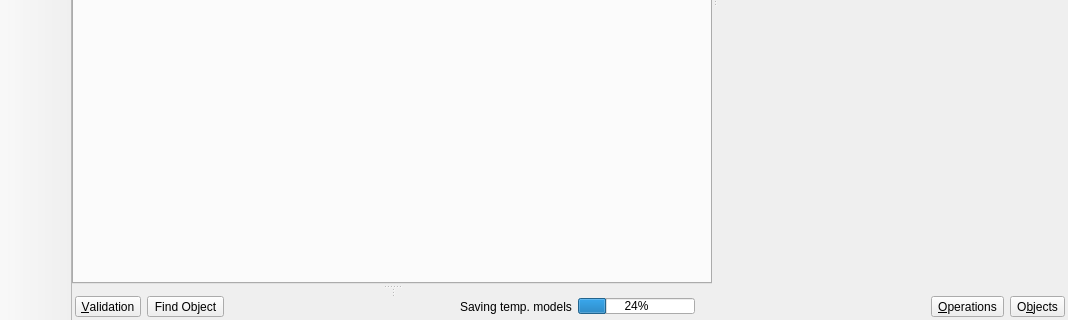
The window that libpgmodeler_ui/ui/mainwindow.ui (pgmodeler/pgmodeler) describes before a commit, drawn with Qt 5; both pictures show x 0 to 1068 and y 353 to 673 of the 1068 by 673 pixel window.
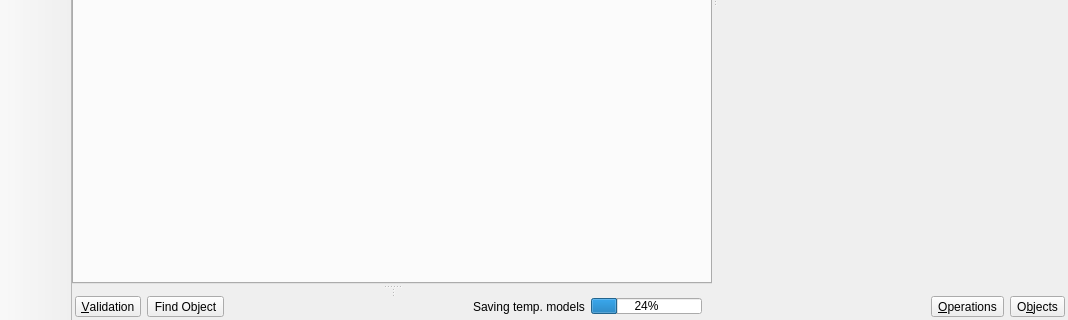
The same window after the commit. The open tabs and pages were chosen to show the change. Icons and pictures are not drawn.

Commit message: Added a widget that shows some info about the canvas and the selected objects at the bottom of main window in design view

Diff of the .ui file:
```diff
--- a/libpgmodeler_ui/ui/mainwindow.ui
+++ b/libpgmodeler_ui/ui/mainwindow.ui
@@ -382,7 +382,7 @@
              <property name="spacing">
               <number>0</number>
              </property>
-             <item row="0" column="6">
+             <item row="0" column="7">
               <spacer name="horizontalSpacer_2">
                <property name="orientation">
                 <enum>Qt::Horizontal</enum>
@@ -408,7 +408,7 @@
                </property>
               </spacer>
              </item>
-             <item row="0" column="5">
+             <item row="0" column="6">
               <widget class="QWidget" name="bg_saving_wgt" native="true">
                <property name="sizePolicy">
                 <sizepolicy hsizetype="Expanding" vsizetype="Preferred">
@@ -641,6 +641,22 @@
                </item>
               </layout>
              </item>
+             <item row="0" column="5">
+              <widget class="QWidget" name="canvas_info_parent" native="true">
+               <property name="minimumSize">
+                <size>
+                 <width>20</width>
+                 <height>0</height>
+                </size>
+               </property>
+               <property name="maximumSize">
+                <size>
+                 <width>16777215</width>
+                 <height>16777215</height>
+                </size>
+               </property>
+              </widget>
+             </item>
             </layout>
            </widget>
           </item>
```
Left out of the diff: 2 changed lines with no effect on the pictures. The commit also changes 8 other files.
